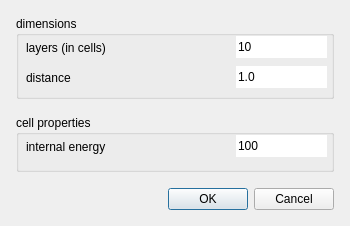
Qt form source/Gui/Dialogs/NewHexagonDialog.ui (chrxh/alien) before a commit.
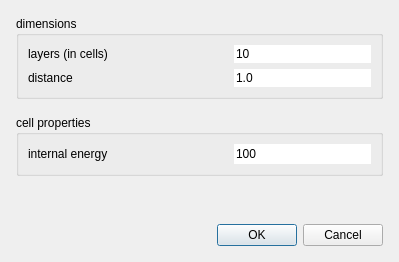
The same form after that commit.

Commit message: including thread information in grid dialog

```diff
--- a/source/Gui/Dialogs/NewHexagonDialog.ui
+++ b/source/Gui/Dialogs/NewHexagonDialog.ui
@@ -6,14 +6,14 @@
    <rect>
     <x>0</x>
     <y>0</y>
-    <width>350</width>
-    <height>226</height>
+    <width>399</width>
+    <height>262</height>
    </rect>
   </property>
   <property name="minimumSize">
    <size>
     <width>350</width>
-    <height>226</height>
+    <height>0</height>
    </size>
   </property>
   <property name="windowTitle">
@@ -35,6 +35,32 @@
    <property name="spacing">
     <number>16</number>
    </property>
+   <item row="1" column="0">
+    <widget class="QGroupBox" name="groupBox_2">
+     <property name="title">
+      <string>cell properties</string>
+     </property>
+     <layout class="QGridLayout" name="gridLayout_3" columnminimumwidth="200,0">
+      <item row="0" column="0">
+       <widget class="QLabel" name="label_4">
+        <property name="text">
+         <string>internal energy</string>
+        </property>
+       </widget>
+      </item>
+      <item row="0" column="1">
+       <widget class="QLineEdit" name="energyEdit">
+        <property name="text">
+         <string>100</string>
+        </property>
+        <property name="frame">
+         <bool>false</bool>
+        </property>
+       </widget>
+      </item>
+     </layout>
+    </widget>
+   </item>
    <item row="0" column="0">
     <widget class="QGroupBox" name="groupBox">
      <property name="minimumSize">
@@ -46,28 +72,16 @@
      <property name="title">
       <string>dimensions</string>
      </property>
+     <layout class="QGridLayout" name="gridLayout_2" columnminimumwidth="200,0">
+      <item row="0" column="0">
      <widget class="QLabel" name="label">
-      <property name="geometry">
-       <rect>
-        <x>10</x>
-        <y>24</y>
-        <width>201</width>
-        <height>16</height>
-       </rect>
-      </property>
       <property name="text">
        <string>layers (in cells)</string>
       </property>
      </widget>
+      </item>
+      <item row="0" column="1">
      <widget class="QLineEdit" name="layersEdit">
-      <property name="geometry">
-       <rect>
-        <x>220</x>
-        <y>20</y>
-        <width>91</width>
-        <height>22</height>
-       </rect>
-      </property>
       <property name="text">
        <string>10</string>
       </property>
@@ -75,28 +89,16 @@
        <bool>false</bool>
       </property>
      </widget>
+      </item>
+      <item row="1" column="0">
      <widget class="QLabel" name="label_3">
-      <property name="geometry">
-       <rect>
-        <x>10</x>
-        <y>54</y>
-        <width>201</width>
-        <height>16</height>
-       </rect>
-      </property>
       <property name="text">
        <string>distance</string>
       </property>
      </widget>
+      </item>
+      <item row="1" column="1">
      <widget class="QLineEdit" name="distEdit">
-      <property name="geometry">
-       <rect>
-        <x>220</x>
-        <y>50</y>
-        <width>91</width>
-        <height>22</height>
-       </rect>
-      </property>
       <property name="text">
        <string>1.0</string>
       </property>
@@ -104,45 +106,11 @@
        <bool>false</bool>
       </property>
      </widget>
-    </widget>
-   </item>
-   <item row="1" column="0">
-    <widget class="QGroupBox" name="groupBox_2">
-     <property name="title">
-      <string>cell properties</string>
-     </property>
-     <widget class="QLabel" name="label_4">
-      <property name="geometry">
-       <rect>
-        <x>10</x>
-        <y>24</y>
-        <width>201</width>
-        <height>16</height>
-       </rect>
-      </property>
-      <property name="text">
-       <string>internal energy</string>
-      </property>
-     </widget>
-     <widget class="QLineEdit" name="energyEdit">
-      <property name="geometry">
-       <rect>
-        <x>220</x>
-        <y>20</y>
-        <width>91</width>
-        <height>22</height>
-       </rect>
-      </property>
-      <property name="text">
-       <string>100</string>
-      </property>
-      <property name="frame">
-       <bool>false</bool>
-      </property>
-     </widget>
-    </widget>
+      </item>
+     </layout>
+    </widget>
    </item>
-   <item row="2" column="0">
+   <item row="3" column="0">
     <widget class="QDialogButtonBox" name="buttonBox">
      <property name="orientation">
       <enum>Qt::Horizontal</enum>
@@ -152,6 +120,19 @@
      </property>
     </widget>
    </item>
+   <item row="2" column="0">
+    <spacer name="verticalSpacer">
+     <property name="orientation">
+      <enum>Qt::Vertical</enum>
+     </property>
+     <property name="sizeHint" stdset="0">
+      <size>
+       <width>20</width>
+       <height>40</height>
+      </size>
+     </property>
+    </spacer>
+   </item>
   </layout>
  </widget>
  <resources/>
```
Lines whose indentation alone changed are shown as unchanged. The commit also changes 10 other files.
